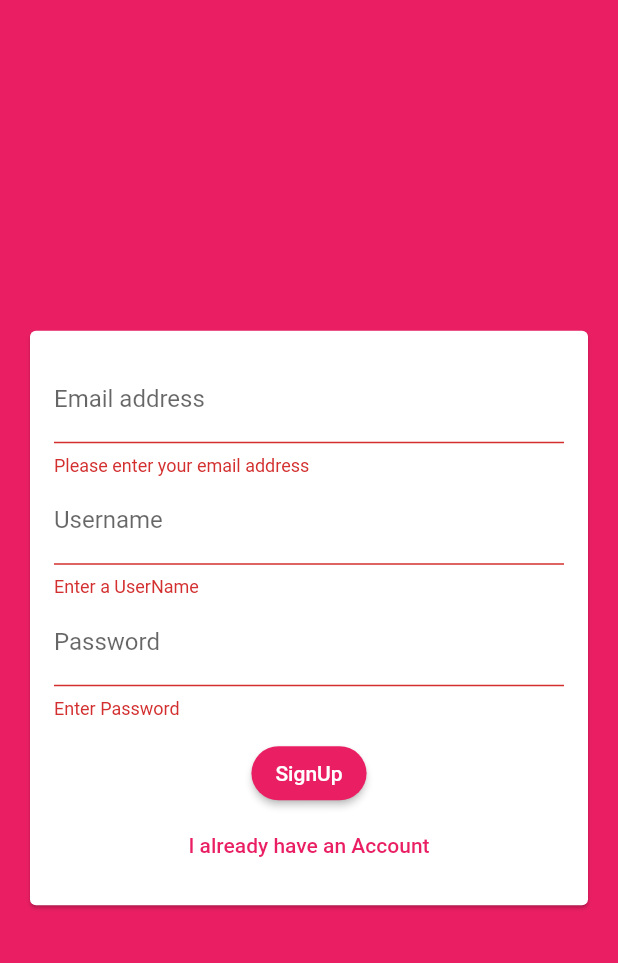
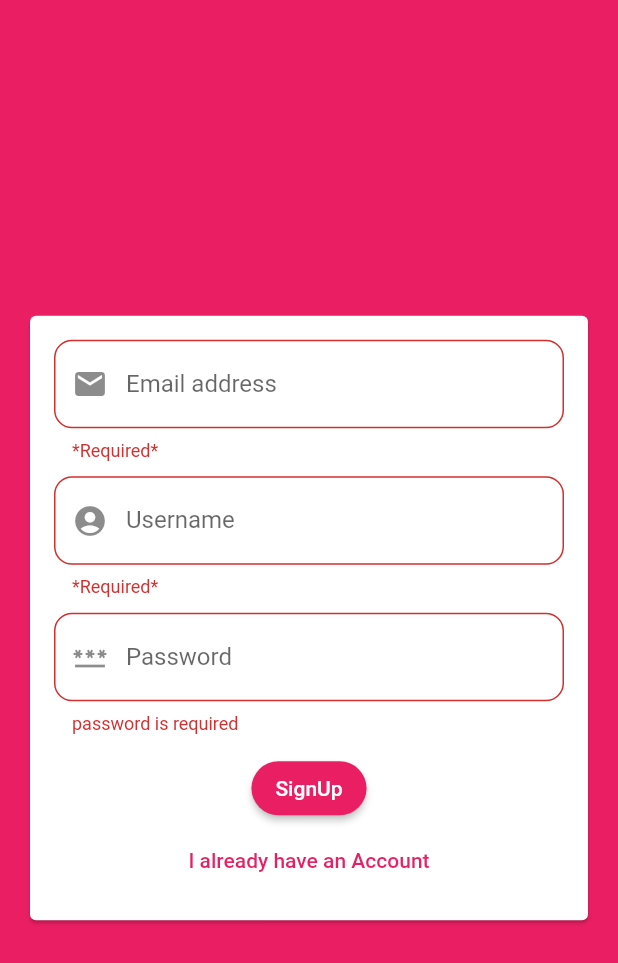
Before and after one commit to kingsmen1/ChatApp, a Flutter app: the screen it shows after launch, after a tap on "Login", after a tap on "Create New Account", after a tap on "SignUp", on a phone screen of 412 x 824 dp. Shown: the top 963 px of the screen. Run offline on Flutter 3.47's test engine with Material 2 defaults, Android fonts, the phone set to English and light mode, and no system bars; our stand-ins replace cloud_firestore, firebase_core, form_field_validator; accounts and stored records are empty.

Commit message:
FORM VALIDATION

```diff
--- a/lib/widgets/auth/auth_form.dart
+++ b/lib/widgets/auth/auth_form.dart
@@ -1,4 +1,6 @@
+import 'package:flutter/cupertino.dart';
 import 'package:flutter/material.dart';
+import 'package:form_field_validator/form_field_validator.dart';
 
 class AuthForm extends StatefulWidget {
   @override
@@ -25,6 +27,28 @@ class _AuthFormState extends State<AuthForm> {
     }
   }
 
+  //form password validator
+  final passwordValidator = MultiValidator([
+    RequiredValidator(errorText: 'password is required'),
+    MinLengthValidator(8, errorText: 'password must be at least 8 digits long'),
+    MaxLengthValidator(12,
+        errorText: 'password should not be more than  8 digits long'),
+    PatternValidator(r'(?=.*?[#?!@$%^&*-_])',
+        errorText: 'passwords must have at least one special character')
+  ]);
+
+  //form email validator
+  final emailValidator = MultiValidator([
+    RequiredValidator(errorText: '*Required*'),
+    EmailValidator(errorText: 'Email is no Valid!')
+  ]);
+
+  final UserNameValidator = MultiValidator([
+    RequiredValidator(errorText: '*Required*'),
+    MinLengthValidator(4,
+        errorText: 'Username should be atlest 4 characters long')
+  ]);
+
   @override
   Widget build(BuildContext context) {
     return Center(
@@ -38,11 +62,12 @@ class _AuthFormState extends State<AuthForm> {
                 mainAxisSize: MainAxisSize.min,
                 children: [
                   TextFormField(
+                    autovalidateMode: AutovalidateMode.onUserInteraction,
+                    autofillHints: [AutofillHints.email],
                     key: ValueKey('Email'),
-              validator: (value) {
-                if (value == null || value
-                    .trim()
-                    .isEmpty) {
+                    validator: emailValidator,
+                    /* (value) {
+                      if (value == null || value.trim().isEmpty) {
                         return 'Please enter your email address';
                       }
                       // Check if the entered email has the right format
@@ -51,61 +76,71 @@ class _AuthFormState extends State<AuthForm> {
                       }
                       // Return null if the entered email is valid
                       return null;
-              },
-              decoration: const InputDecoration(
-                labelText: 'Email address',
-              ),
+                    },*/
+                    decoration: InputDecoration(
+                        border: OutlineInputBorder(
+                            borderRadius: BorderRadius.circular(12)),
+                        hintText: 'Email address',
+                        prefixIcon: Icon(Icons.email)),
                     keyboardType: TextInputType.emailAddress,
                     onSaved: (value) {
                       _userEmail = value;
                     },
                   ),
                   if (!_isLogin)
+                    const SizedBox(
+                      height: 10,
+                    ),
+                  if (!_isLogin)
                     TextFormField(
+                      autovalidateMode: AutovalidateMode.onUserInteraction,
                       key: ValueKey('UserName'),
-                validator: (value) {
-                  if (value == null || value
-                      .trim()
-                      .isEmpty) {
+                      validator: UserNameValidator,
+                      /*(value) {
+                        MinLengthValidator(4, errorText: 'userName should be atleast 4 Character');
+                        if (value == null || value.trim().isEmpty) {
                           return 'Enter a UserName';
                         }
-                  if (value
-                      .trim()
-                      .length < 4) {
-                    return 'UserName must be Atleast 4 characters long';
-                  }
+                        // if (value.trim().length < 4) {
+                        //   return 'UserName must be Atleast 4 characters long';
+                        // }
                         return null;
-                },
-                decoration: const InputDecoration(
+                      },*/
+                      decoration: InputDecoration(
+                          border: OutlineInputBorder(
+                              borderRadius: BorderRadius.circular(12)),
                           labelText: 'Username',
-                ),
+                          prefixIcon: Icon(Icons.account_circle)),
                       onSaved: (value) {
                         _userName = value;
                       },
                     ),
-
+                  const SizedBox(
+                    height: 10,
+                  ),
                   TextFormField(
+                    autovalidateMode: AutovalidateMode.onUserInteraction,
                     key: ValueKey('password'),
-                validator: (value) {
-                  if (value == null || value
-                      .trim()
-                      .isEmpty) {
-                    return 'Enter Password';
-                  }
-                  if (value
-                      .trim()
-                      .length < 7) {
-                    return 'Password must be atleast 7 Characters long';
-                  }
-                  return null;
-                },
-                decoration: const InputDecoration(
+                    validator: passwordValidator,
+                    /*(value) {
+                    //   if (value == null || value.trim().isEmpty) {
+                    //     return 'Enter Password';
+                    //   }
+                    //   if (value.trim().length < 7) {
+                    //     return 'Password must be atleast 7 Characters long';
+                    //   }
+                    //   return null;
+                    /},*/
+                    decoration: InputDecoration(
+                        border: OutlineInputBorder(
+                            borderRadius: BorderRadius.circular(12)),
                         labelText: 'Password',
-                ),
+                        prefixIcon: Icon(Icons.password)),
                     obscureText: true,
                     onSaved: (value) {
                       _userPassword = value;
                     },
+                    onChanged: (value) => _userPassword = value,
                   ),
                   const SizedBox(
                     height: 12,
@@ -127,6 +162,7 @@ class _AuthFormState extends State<AuthForm> {
                 ],
               )),
         ),
-    ),);
+      ),
+    );
   }
 }
--- a/pubspec.yaml
+++ b/pubspec.yaml
@@ -35,6 +35,7 @@ dependencies:
   # Use with the CupertinoIcons class for iOS style icons.
   cupertino_icons: ^1.0.2
   cloud_firestore: ^3.1.10
+  form_field_validator: ^1.1.0
 
 dev_dependencies:
   flutter_test:
```
Also changed, not shown: pubspec.lock. Lines whose indentation alone changed are shown as unchanged.
